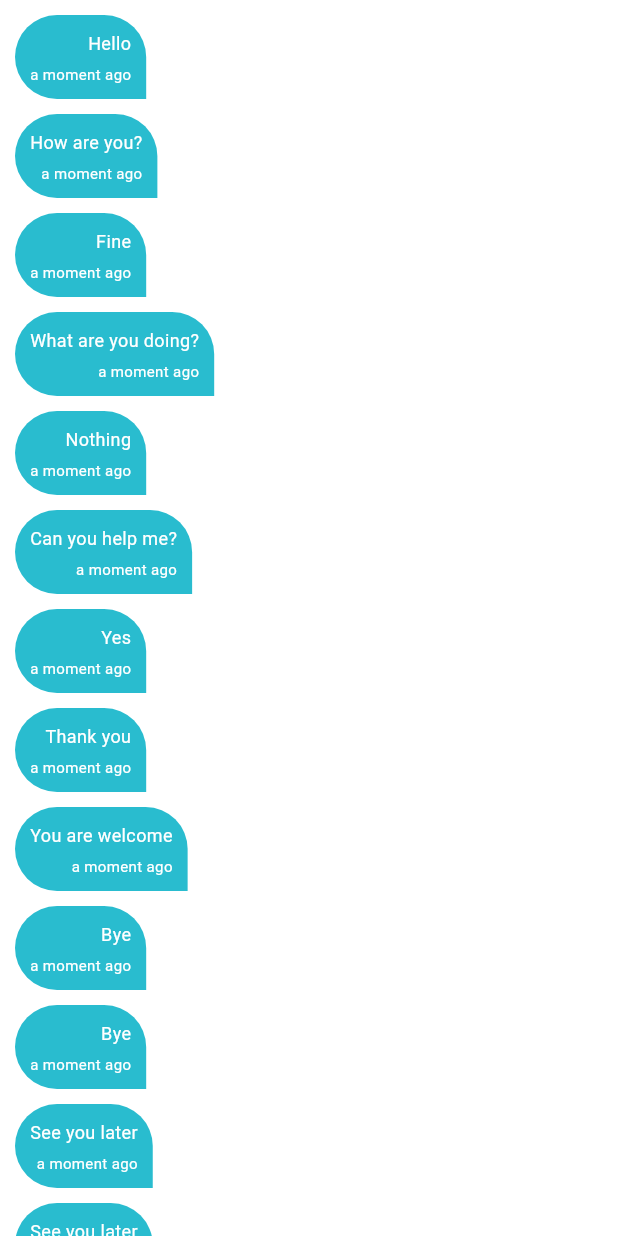
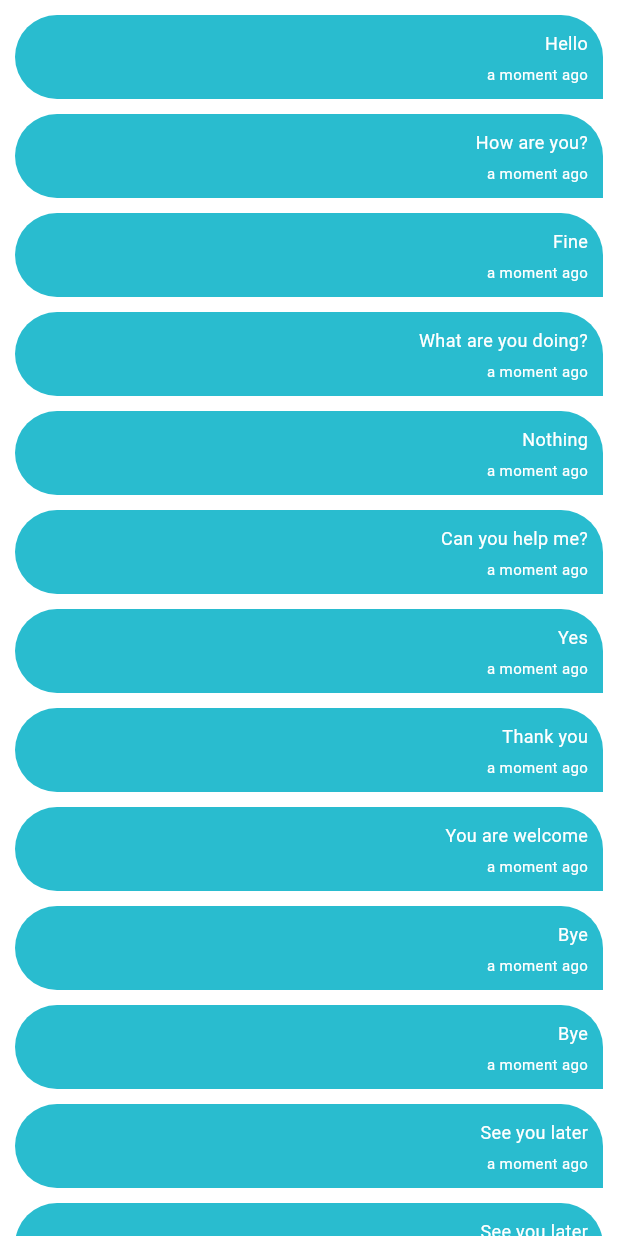
Before and after one commit to ayaj1021/loan_manager, a Flutter app: the ChatMessagesScreen widget shown alone on an empty page, opened directly with empty values, on a phone screen of 412 x 824 dp. Run offline on Flutter 3.47's test engine with Material 3 defaults, Android fonts, the phone set to English and light mode, and no system bars; our stand-ins replace cloud_firestore, country_picker, file_picker, firebase_auth, firebase_core, firebase_storage and 5 more; missing offline and left inert: currency_picker, firebase_app_check, flutter_text_form_field, flutter_utilities; accounts and stored records are empty; network calls fail.

Commit message:
update done

```diff
--- a/lib/screens/pages/chats_section/chat_details_screen.dart
+++ b/lib/screens/pages/chats_section/chat_details_screen.dart
@@ -17,7 +17,7 @@ class ChatDetailsScreen extends StatefulWidget {
 class _ChatDetailsScreenState extends State<ChatDetailsScreen> {
   @override
   Widget build(BuildContext context) {
-    print(widget.chatUserModel.uid);
+    //  print(widget.chatUserModel.uid);
     return Scaffold(
       appBar: _buildAppBar(),
       body: Padding(
--- a/lib/screens/pages/chats_section/chat_messages_screen.dart
+++ b/lib/screens/pages/chats_section/chat_messages_screen.dart
@@ -93,7 +93,7 @@ class ChatMessagesScreen extends StatelessWidget {
       messageType: MessageType.text,
     ),
     ChatMessagesModel(
-      senderId: '2',
+      senderId: "2",
       receiverId: 'f7Tw4FGqBYkEmXWInpv6',
       content: 'See you later',
       sentTime: DateTime.now(),
@@ -105,17 +105,26 @@ class ChatMessagesScreen extends StatelessWidget {
   Widget build(BuildContext context) {
     //  print(receiverId == senderId );
     return Expanded(
-      child: ListView.builder(
-        itemCount: messages.length,
-        itemBuilder: (context, index) {
-          final isMe = receiverId != messages[index].senderId;
-          print(isMe);
-          // print(receiverId == messages[index].senderId);
+      child: ListView(
+        children: List.generate(messages.length, (index) {
           return MessageBubble(
-            isMe: isMe,
+            id: messages[index].senderId,
+            //  isMe: isMe,
             chatMessagesModel: messages[index],
           );
-        },
+        }),
+        //itemCount: messages.length,
+        //  itemBuilder: (context, index) {
+        //   final id = receiverId != messages[index].senderId;
+        //  final isMe = receiverId != messages[index].senderId;
+        //  print(isMe);
+        // print(receiverId == messages[index].senderId);
+        //   return MessageBubble(
+        //     id: messages[index].senderId,
+        //     //  isMe: isMe,
+        //     chatMessagesModel: messages[index],
+        //   );
+        // },
       ),
     );
   }
--- a/lib/screens/pages/chats_section/message_bubble.dart
+++ b/lib/screens/pages/chats_section/message_bubble.dart
@@ -7,16 +7,22 @@ import 'package:timeago/timeago.dart' as timeago;
 
 class MessageBubble extends StatelessWidget {
   const MessageBubble(
-      {super.key, required this.chatMessagesModel, required this.isMe});
+      {super.key,
+      required this.chatMessagesModel,
+      // required this.isMe,
+      required this.id});
 
   final ChatMessagesModel chatMessagesModel;
-  final bool isMe;
-
+  // final bool isMe;
+  final String id;
   @override
   Widget build(BuildContext context) {
-    return Align(
-      alignment: isMe ? Alignment.topLeft : Alignment.topRight,
-      child: Container(
+    return
+    // Align(
+    //   //  alignment: isMe ? Alignment.topLeft : Alignment.topRight,
+    //   alignment: id == "2" ? Alignment.centerLeft : Alignment.centerRight,
+    //   child:
+      Container(
         margin: const EdgeInsets.only(top: 10, right: 10, left: 10),
         padding: const EdgeInsets.all(10),
         decoration: BoxDecoration(
@@ -25,7 +31,8 @@ class MessageBubble extends StatelessWidget {
             bottomLeft: Radius.circular(30),
             topLeft: Radius.circular(30),
           ),
-          color: isMe ? primaryColor : greyColor,
+          color: id == '2' ? primaryColor : greyColor,
+          // color: isMe ? primaryColor : greyColor,
         ),
         child: Column(
           mainAxisSize: MainAxisSize.min,
@@ -43,7 +50,7 @@ class MessageBubble extends StatelessWidget {
             )
           ],
         ),
-      ),
+     // ),
     );
   }
 }
```
Also changed, not shown: pubspec.lock.
